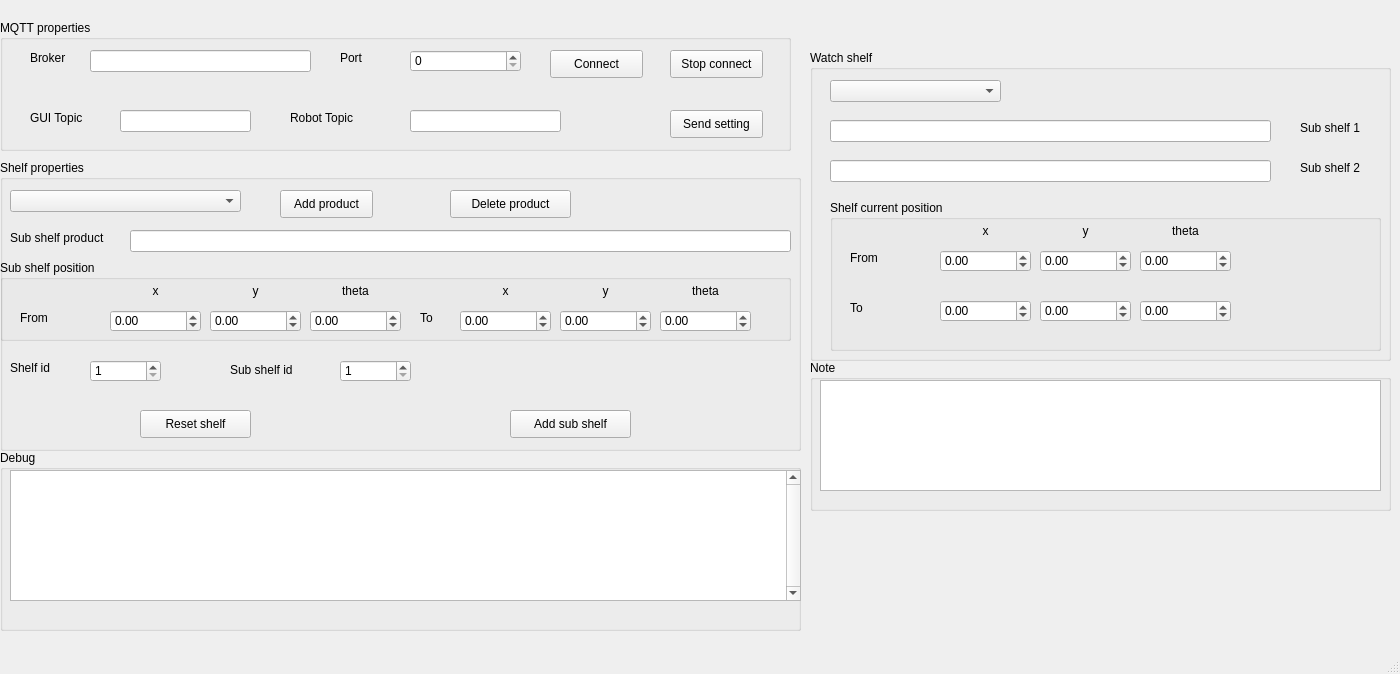
Qt form DATN_GUI.ui (Anh-phi-ngu-IT-Dien-tu/DATN_Nhung_Firmware_Raspberrypi) before a commit.
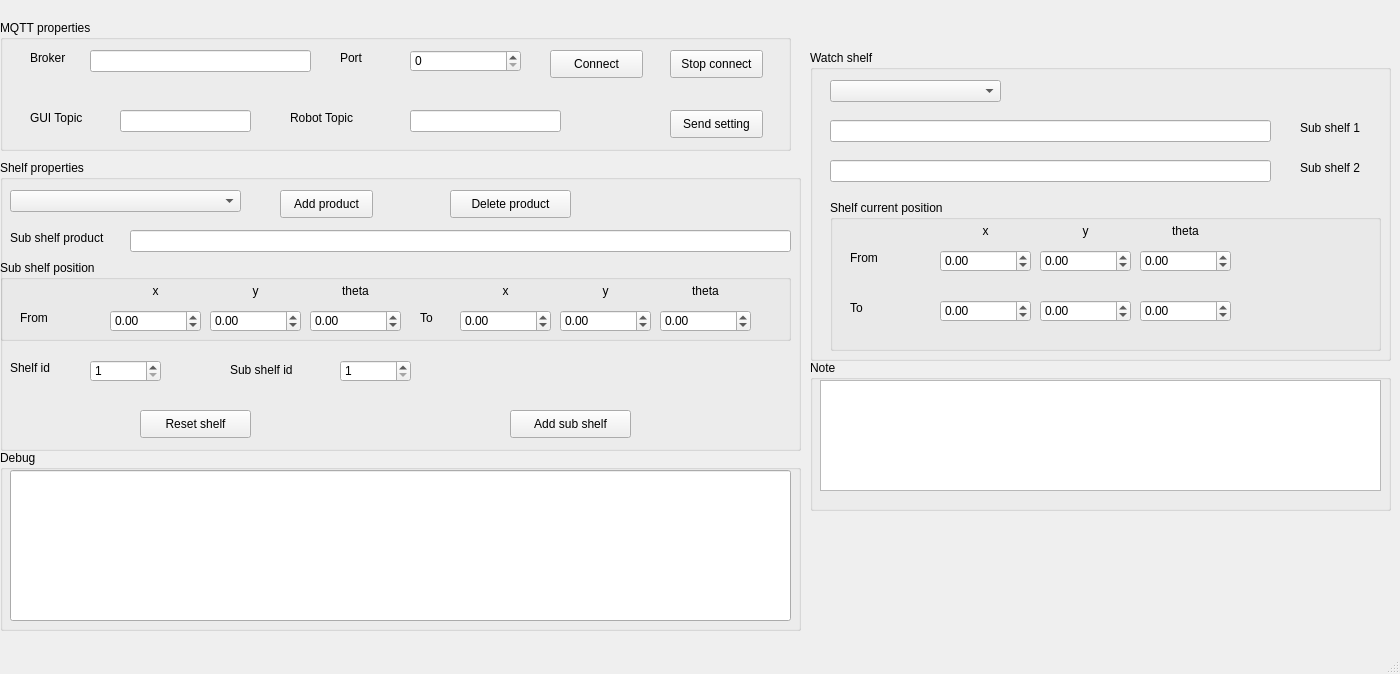
The same form after that commit.

The edit to the form file:
```diff
--- a/DATN_GUI.ui
+++ b/DATN_GUI.ui
@@ -426,18 +426,15 @@
     <property name="title">
      <string>Debug</string>
     </property>
-    <widget class="QTextBrowser" name="textBrowser">
+    <widget class="QLineEdit" name="debugLineEdit">
      <property name="geometry">
       <rect>
        <x>10</x>
        <y>20</y>
-       <width>791</width>
-       <height>131</height>
+       <width>781</width>
+       <height>151</height>
       </rect>
      </property>
-     <property name="verticalScrollBarPolicy">
-      <enum>Qt::ScrollBarAlwaysOn</enum>
-     </property>
     </widget>
    </widget>
    <widget class="QGroupBox" name="mqttGroupBox">
```
